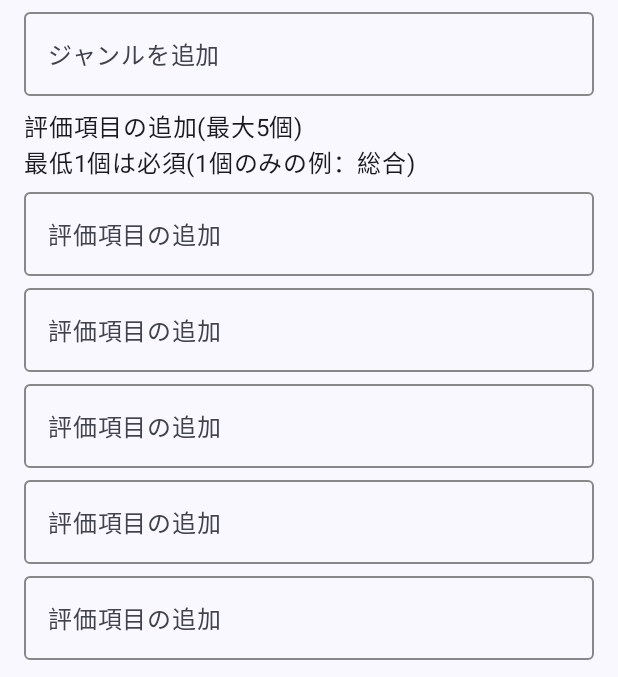
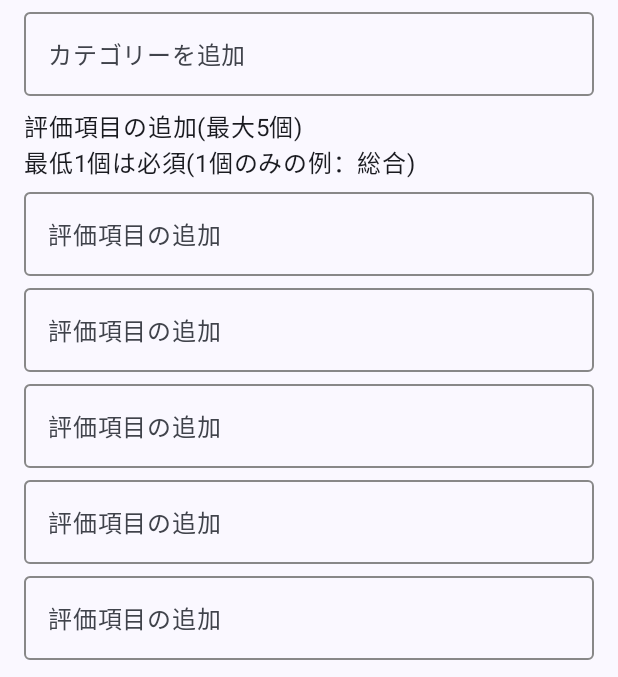
Before and after one commit to TakanaKonbu/MyReview, an Android app built with Jetpack Compose: the add_category screen opened through its navigation route, on a phone screen of 412 x 824 dp, the part 96-773 px from its top. Run offline under Robolectric (Android 15) with nearby library versions, the phone set to English and light mode, and no system bars; our stand-ins replace AdMob, Room's generated code; libraries missing offline, so code that uses them is left out: com.github.skydoves.colorpicker.

Commit message:
誤字訂正

```diff
--- a/app/src/main/java/com/takanakonbu/myreview/category/AddCategoryScreen.kt
+++ b/app/src/main/java/com/takanakonbu/myreview/category/AddCategoryScreen.kt
@@ -50,7 +50,7 @@ fun AddReviewScreen(
             OutlinedTextField(
                 value = name,
                 onValueChange = { viewModel.updateNewCategoryName(it) },
-                placeholder = { Text("ジャンルを追加") },
+                placeholder = { Text("カテゴリーを追加") },
                 modifier = Modifier.fillMaxWidth(),
                 colors = TextFieldDefaults.outlinedTextFieldColors(
                     focusedBorderColor = MainColor.value,
--- a/app/src/main/java/com/takanakonbu/myreview/category/EditCategoryScreen.kt
+++ b/app/src/main/java/com/takanakonbu/myreview/category/EditCategoryScreen.kt
@@ -75,7 +75,7 @@ fun EditCategoryScreen(
             OutlinedTextField(
                 value = name,
                 onValueChange = { name = it },
-                label = { Text("ジャンル名") },
+                label = { Text("カテゴリー名") },
                 modifier = Modifier.fillMaxWidth(),
                 colors = TextFieldDefaults.outlinedTextFieldColors(
                     focusedBorderColor = MainColor.value,
```
